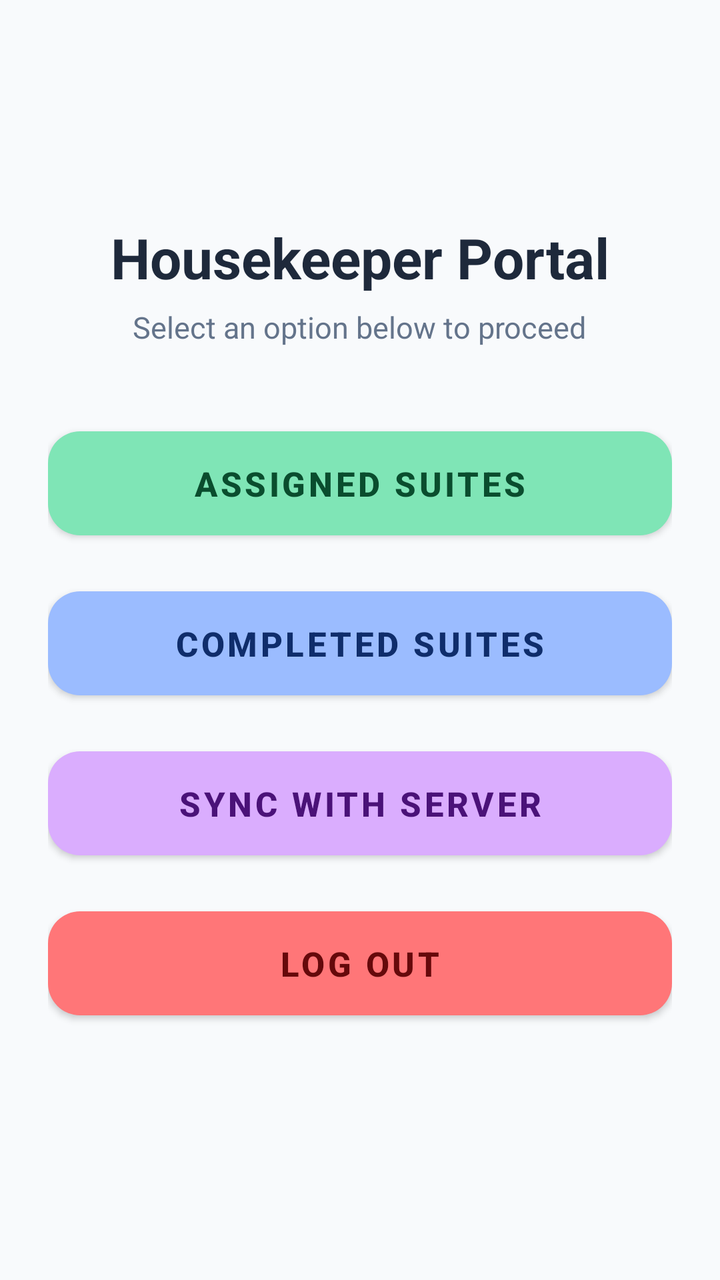
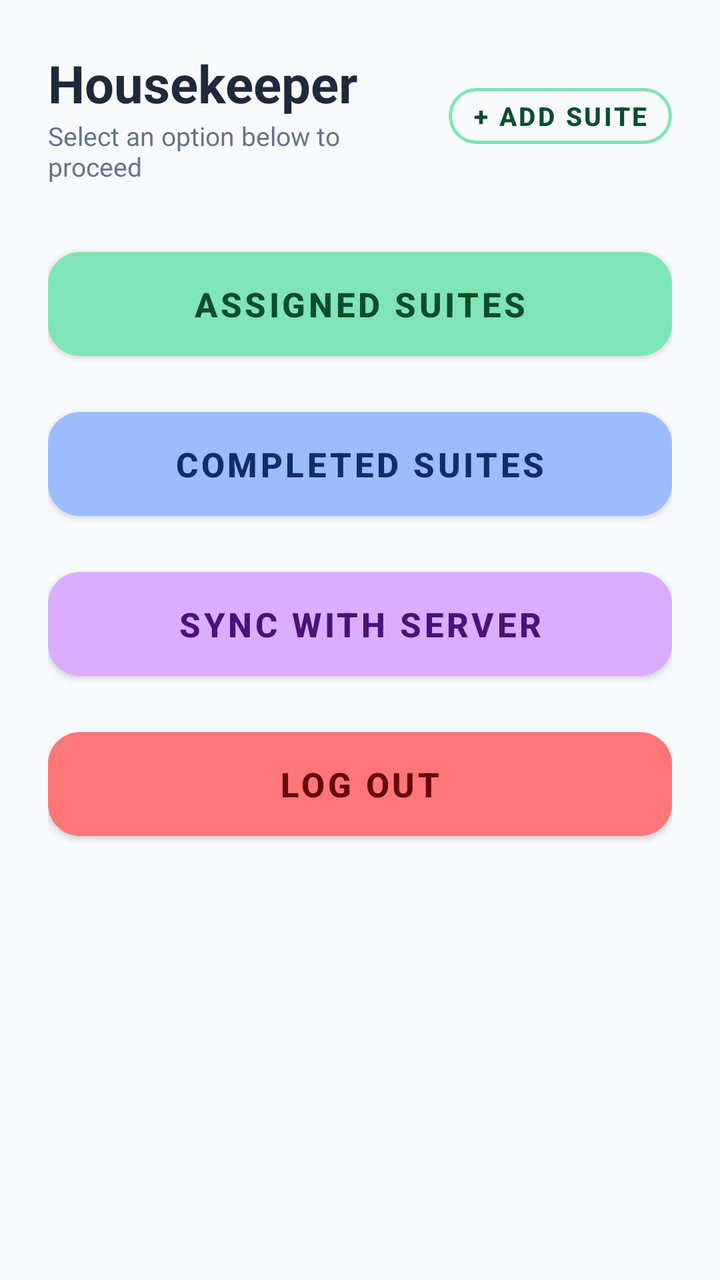

Screens rendered from an Android XML layout before and after an edit, with the pre-edit source and the edit as a unified diff.
<!-- AndroidManifest.xml: application theme Theme.AppliedReseachProject -->
<!-- res/layout/activity_main.xml -->
<?xml version="1.0" encoding="utf-8"?>
<ScrollView xmlns:android="http://schemas.android.com/apk/res/android"
    xmlns:app="http://schemas.android.com/apk/res-auto"
    xmlns:tools="http://schemas.android.com/tools"
    android:layout_width="match_parent"
    android:layout_height="match_parent"
    android:background="@color/background_page"
    android:fillViewport="true"
    tools:context=".MainActivity">

    <LinearLayout
        android:layout_width="match_parent"
        android:layout_height="wrap_content"
        android:gravity="center"
        android:orientation="vertical"
        android:padding="24dp">

        
        <TextView
            android:id="@+id/tvTitle"
            android:layout_width="wrap_content"
            android:layout_height="wrap_content"
            android:layout_marginBottom="6dp"
            android:text="@string/title_housekeeper"
            android:textColor="@color/text_header"
            android:textSize="28sp"
            android:textStyle="bold" />

        <TextView
            android:id="@+id/tvSubtitle"
            android:layout_width="wrap_content"
            android:layout_height="wrap_content"
            android:layout_marginBottom="36dp"
            android:gravity="center"
            android:text="@string/subtitle_welcome"
            android:textColor="@color/text_subtext"
            android:textSize="15sp" />

        
        <com.google.android.material.button.MaterialButton
            android:id="@+id/btnAssignedSuites"
            android:layout_width="match_parent"
            android:layout_height="64dp"
            android:layout_marginBottom="16dp"
            android:text="@string/btn_assigned_suites"
            android:textColor="@color/btn_assigned_suites_text"
            android:textSize="17sp"
            android:textStyle="bold"
            app:backgroundTint="@color/btn_assigned_suites"
            app:cornerRadius="16dp"
            app:elevation="2dp"
            app:rippleColor="#40000000" />

        <com.google.android.material.button.MaterialButton
            android:id="@+id/btnCompletedSuites"
            android:layout_width="match_parent"
            android:layout_height="64dp"
            android:layout_marginBottom="16dp"
            android:text="@string/btn_completed_suites"
            android:textColor="@color/btn_completed_suites_text"
            android:textSize="17sp"
            android:textStyle="bold"
            app:backgroundTint="@color/btn_completed_suites"
            app:cornerRadius="16dp"
            app:elevation="2dp"
            app:rippleColor="#40000000" />

        <com.google.android.material.button.MaterialButton
            android:id="@+id/btnSyncServer"
            android:layout_width="match_parent"
            android:layout_height="64dp"
            android:layout_marginBottom="16dp"
            android:text="@string/btn_sync_server"
            android:textColor="@color/btn_sync_server_text"
            android:textSize="17sp"
            android:textStyle="bold"
            app:backgroundTint="@color/btn_sync_server"
            app:cornerRadius="16dp"
            app:elevation="2dp"
            app:rippleColor="#40000000" />

        <com.google.android.material.button.MaterialButton
            android:id="@+id/btnLogout"
            android:layout_width="match_parent"
            android:layout_height="64dp"
            android:layout_marginBottom="16dp"
            android:text="@string/btn_logout"
            android:textColor="@color/btn_logout_text"
            android:textSize="17sp"
            android:textStyle="bold"
            app:backgroundTint="@color/btn_logout"
            app:cornerRadius="16dp"
            app:elevation="2dp"
            app:rippleColor="#40000000" />

    </LinearLayout>
</ScrollView>
<!-- resources referenced by this layout -->
<resources>
  <color name="background_page">#F8FAFC</color>
  <color name="btn_assigned_suites">#7FE5B6</color>
  <color name="btn_assigned_suites_text">#0A4D2E</color>
  <color name="btn_completed_suites">#9BBCFF</color>
  <color name="btn_completed_suites_text">#0F2D6B</color>
  <color name="btn_logout">#FF7678</color>
  <color name="btn_logout_text">#66090B</color>
  <color name="btn_sync_server">#DAADFE</color>
  <color name="btn_sync_server_text">#4A1278</color>
  <color name="text_header">#1E293B</color>
  <color name="text_subtext">#64748B</color>
  <string name="btn_assigned_suites">Assigned Suites</string>
  <string name="btn_completed_suites">Completed Suites</string>
  <string name="btn_logout">Log out</string>
  <string name="btn_sync_server">Sync with Server</string>
  <string name="subtitle_welcome">Select an option below to proceed</string>
  <string name="title_housekeeper">Housekeeper Portal</string>
  <style name="Theme.AppliedReseachProject" parent="Theme.MaterialComponents.DayNight.NoActionBar">
          
          <item name="colorPrimary">@color/btn_completed_suites</item>
          <item name="colorPrimaryVariant">@color/btn_completed_suites_text</item>
          <item name="colorOnPrimary">@color/white</item>
          
          <item name="colorSecondary">@color/btn_assigned_suites</item>
          <item name="colorSecondaryVariant">@color/btn_assigned_suites_text</item>
          <item name="colorOnSecondary">@color/black</item>
          
          <item name="android:statusBarColor">@color/background_page</item>
          <item name="android:windowLightStatusBar">true</item>
      </style>
  <color name="white">#FFFFFFFF</color>
  <color name="black">#FF000000</color>
</resources>

<!-- the commit's change to res/layout/activity_main.xml (unified diff, before → after) -->
@@ -11,30 +11,59 @@
     <LinearLayout
         android:layout_width="match_parent"
         android:layout_height="wrap_content"
-        android:gravity="center"
+        android:gravity="center_horizontal"
         android:orientation="vertical"
         android:padding="24dp">
 
         
-        <TextView
-            android:id="@+id/tvTitle"
-            android:layout_width="wrap_content"
+        <LinearLayout
+            android:layout_width="match_parent"
             android:layout_height="wrap_content"
-            android:layout_marginBottom="6dp"
-            android:text="@string/title_housekeeper"
-            android:textColor="@color/text_header"
-            android:textSize="28sp"
-            android:textStyle="bold" />
+            android:gravity="center_vertical"
+            android:orientation="horizontal"
+            android:layout_marginBottom="28dp">
 
-        <TextView
-            android:id="@+id/tvSubtitle"
-            android:layout_width="wrap_content"
-            android:layout_height="wrap_content"
-            android:layout_marginBottom="36dp"
-            android:gravity="center"
-            android:text="@string/subtitle_welcome"
-            android:textColor="@color/text_subtext"
-            android:textSize="15sp" />
+            <LinearLayout
+                android:layout_width="0dp"
+                android:layout_height="wrap_content"
+                android:layout_weight="1"
+                android:orientation="vertical">
+
+                <TextView
+                    android:id="@+id/tvTitle"
+                    android:layout_width="wrap_content"
+                    android:layout_height="wrap_content"
+                    android:text="@string/title_housekeeper"
+                    android:textColor="@color/text_header"
+                    android:textSize="26sp"
+                    android:textStyle="bold" />
+
+                <TextView
+                    android:id="@+id/tvSubtitle"
+                    android:layout_width="wrap_content"
+                    android:layout_height="wrap_content"
+                    android:text="@string/subtitle_welcome"
+                    android:textColor="@color/text_subtext"
+                    android:textSize="13sp" />
+            </LinearLayout>
+
+            
+            <com.google.android.material.button.MaterialButton
+                android:id="@+id/btnAddSuite"
+                style="@style/Widget.MaterialComponents.Button.OutlinedButton"
+                android:layout_width="wrap_content"
+                android:layout_height="40dp"
+                android:layout_marginStart="8dp"
+                android:paddingStart="12dp"
+                android:paddingEnd="12dp"
+                android:text="@string/btn_add_suite"
+                android:textColor="@color/btn_assigned_suites_text"
+                android:textSize="13sp"
+                android:textStyle="bold"
+                app:cornerRadius="20dp"
+                app:strokeColor="@color/btn_assigned_suites"
+                app:strokeWidth="1.5dp" />
+        </LinearLayout>
 
         
         <com.google.android.material.button.MaterialButton
<!-- resource entries referenced after the edit -->
@@ -11,12 +11,13 @@
   <color name="btn_sync_server_text">#4A1278</color>
   <color name="text_header">#1E293B</color>
   <color name="text_subtext">#64748B</color>
+  <string name="btn_add_suite">+ Add Suite</string>
   <string name="btn_assigned_suites">Assigned Suites</string>
   <string name="btn_completed_suites">Completed Suites</string>
   <string name="btn_logout">Log out</string>
   <string name="btn_sync_server">Sync with Server</string>
   <string name="subtitle_welcome">Select an option below to proceed</string>
-  <string name="title_housekeeper">Housekeeper Portal</string>
+  <string name="title_housekeeper">Housekeeper</string>
   <style name="Theme.AppliedReseachProject" parent="Theme.MaterialComponents.DayNight.NoActionBar">
           
           <item name="colorPrimary">@color/btn_completed_suites</item>
